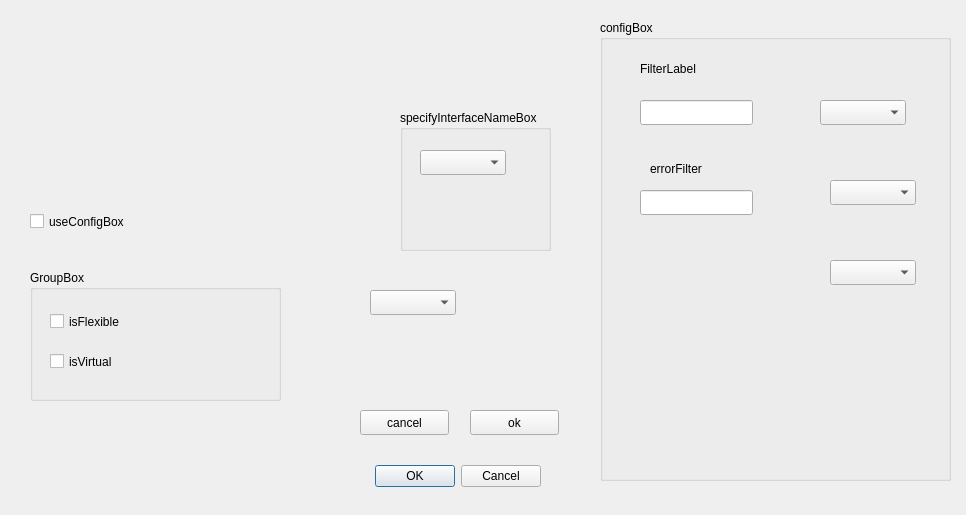
First picture: the form in connectdialog.ui, repository PowerOleg/Qt_can, before the edit.
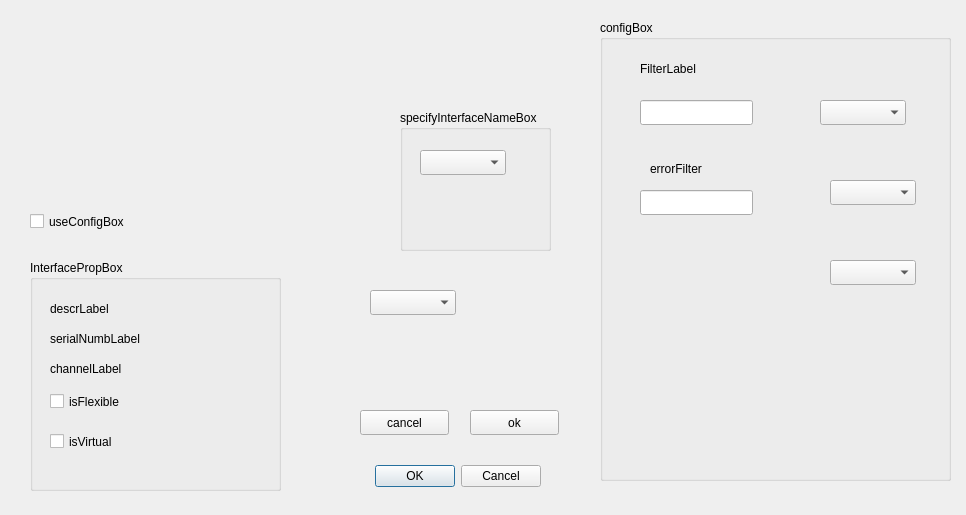
Second picture: the form after the edit.

```diff
--- a/connectdialog.ui
+++ b/connectdialog.ui
@@ -46,19 +46,19 @@
    <property name="geometry">
     <rect>
      <x>30</x>
-     <y>270</y>
+     <y>260</y>
      <width>251</width>
-     <height>131</height>
+     <height>231</height>
     </rect>
    </property>
    <property name="title">
-    <string>GroupBox</string>
+    <string>InterfacePropBox</string>
    </property>
    <widget class="QCheckBox" name="isFlexibleDataRateCapable">
     <property name="geometry">
      <rect>
       <x>20</x>
-      <y>40</y>
+      <y>130</y>
       <width>92</width>
       <height>23</height>
      </rect>
@@ -71,7 +71,7 @@
     <property name="geometry">
      <rect>
       <x>20</x>
-      <y>80</y>
+      <y>170</y>
       <width>92</width>
       <height>23</height>
      </rect>
@@ -80,6 +80,45 @@
      <string>isVirtual</string>
     </property>
    </widget>
+   <widget class="QLabel" name="descriptionLabel">
+    <property name="geometry">
+     <rect>
+      <x>20</x>
+      <y>40</y>
+      <width>161</width>
+      <height>17</height>
+     </rect>
+    </property>
+    <property name="text">
+     <string>descrLabel</string>
+    </property>
+   </widget>
+   <widget class="QLabel" name="serialNumberLabel">
+    <property name="geometry">
+     <rect>
+      <x>20</x>
+      <y>70</y>
+      <width>161</width>
+      <height>17</height>
+     </rect>
+    </property>
+    <property name="text">
+     <string>serialNumbLabel</string>
+    </property>
+   </widget>
+   <widget class="QLabel" name="channelLabel">
+    <property name="geometry">
+     <rect>
+      <x>20</x>
+      <y>100</y>
+      <width>141</width>
+      <height>17</height>
+     </rect>
+    </property>
+    <property name="text">
+     <string>channelLabel</string>
+    </property>
+   </widget>
   </widget>
   <widget class="QComboBox" name="pluginListBox">
    <property name="geometry">
```
